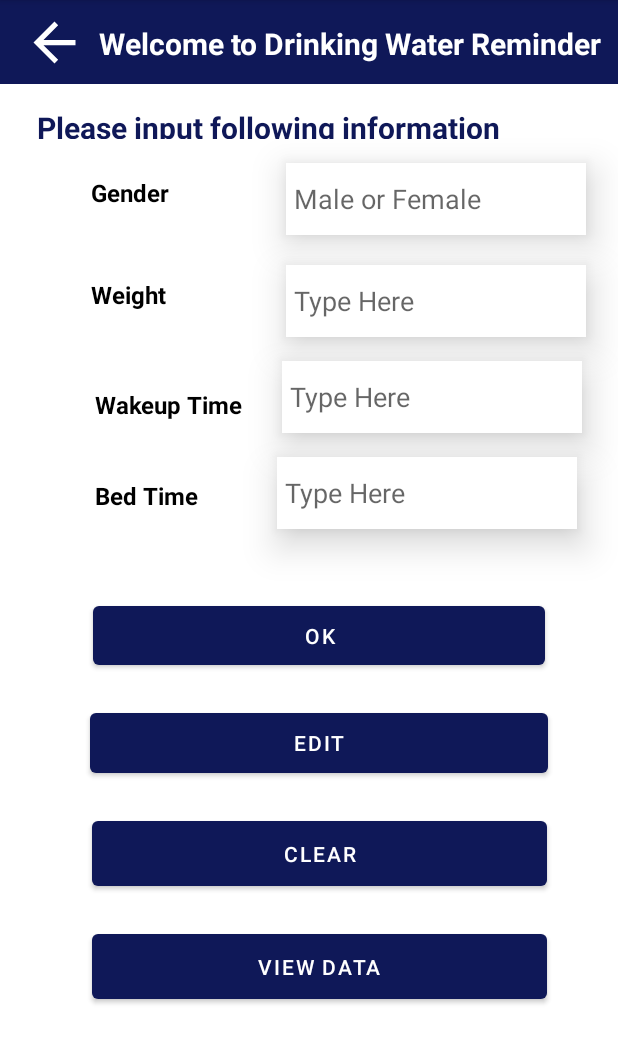
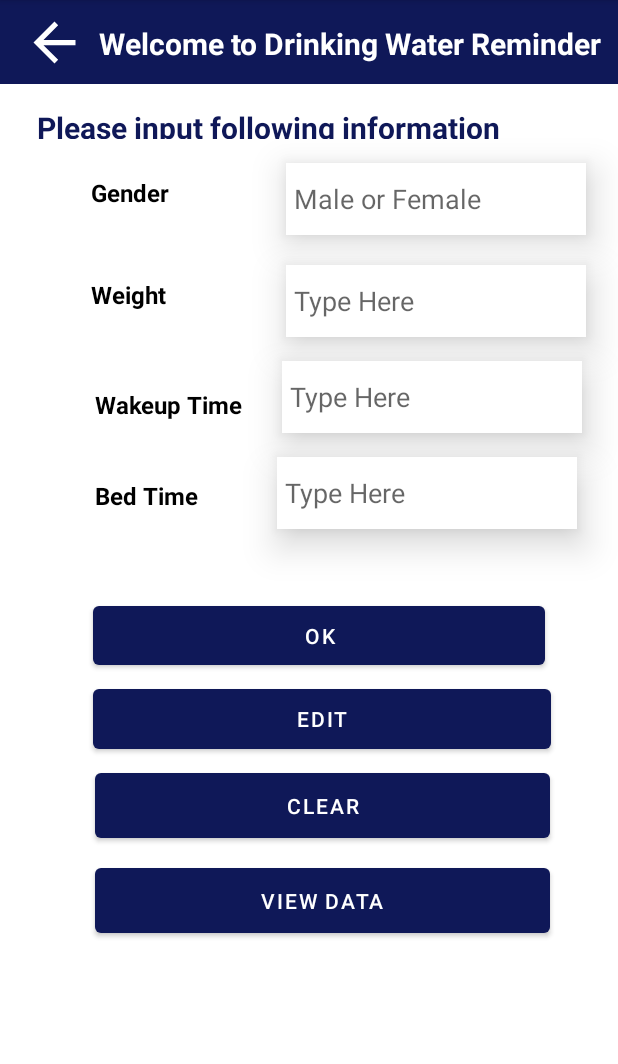
Before and after one commit to AnuththaraGHN/Fitness-World, an Android app: the insert1 screen opened directly, with no data from a screen before it, on a phone screen of 412 x 824 dp, the part 84-1148 px from its top. Run offline under Robolectric (Android 15) with nearby library versions, the phone set to English and light mode, and no system bars.

Commit message:
initial commit

```diff
--- a/app/src/main/res/layout/activity_insert1.xml
+++ b/app/src/main/res/layout/activity_insert1.xml
@@ -190,10 +190,11 @@
         android:id="@+id/btnupdate"
         android:layout_width="305dp"
         android:layout_height="52dp"
-        android:layout_marginTop="20dp"
+        android:layout_marginTop="4dp"
         android:text="Edit"
         app:backgroundTint="@color/blue"
         app:layout_constraintEnd_toEndOf="@+id/btninsert"
+        app:layout_constraintHorizontal_bias="0.0"
         app:layout_constraintStart_toStartOf="@+id/btninsert"
         app:layout_constraintTop_toBottomOf="@+id/btninsert" />
 
@@ -201,11 +202,10 @@
         android:id="@+id/btndelete"
         android:layout_width="303dp"
         android:layout_height="55dp"
-        android:layout_marginTop="20dp"
+        android:layout_marginTop="4dp"
         android:text="Clear"
         app:backgroundTint="@color/blue"
         app:layout_constraintEnd_toEndOf="@+id/btnupdate"
-        app:layout_constraintHorizontal_bias="0.574"
         app:layout_constraintStart_toStartOf="@+id/btnupdate"
         app:layout_constraintTop_toBottomOf="@+id/btnupdate" />
 
@@ -213,11 +213,11 @@
         android:id="@+id/btnview"
         android:layout_width="303dp"
         android:layout_height="55dp"
-        android:layout_marginTop="20dp"
+        android:layout_marginTop="8dp"
         android:text="View Data"
         app:backgroundTint="@color/blue"
         app:layout_constraintEnd_toEndOf="@+id/btndelete"
-        app:layout_constraintHorizontal_bias="0.574"
+        app:layout_constraintHorizontal_bias="0.0"
         app:layout_constraintStart_toStartOf="@+id/btndelete"
         app:layout_constraintTop_toBottomOf="@+id/btndelete" />
 
```
